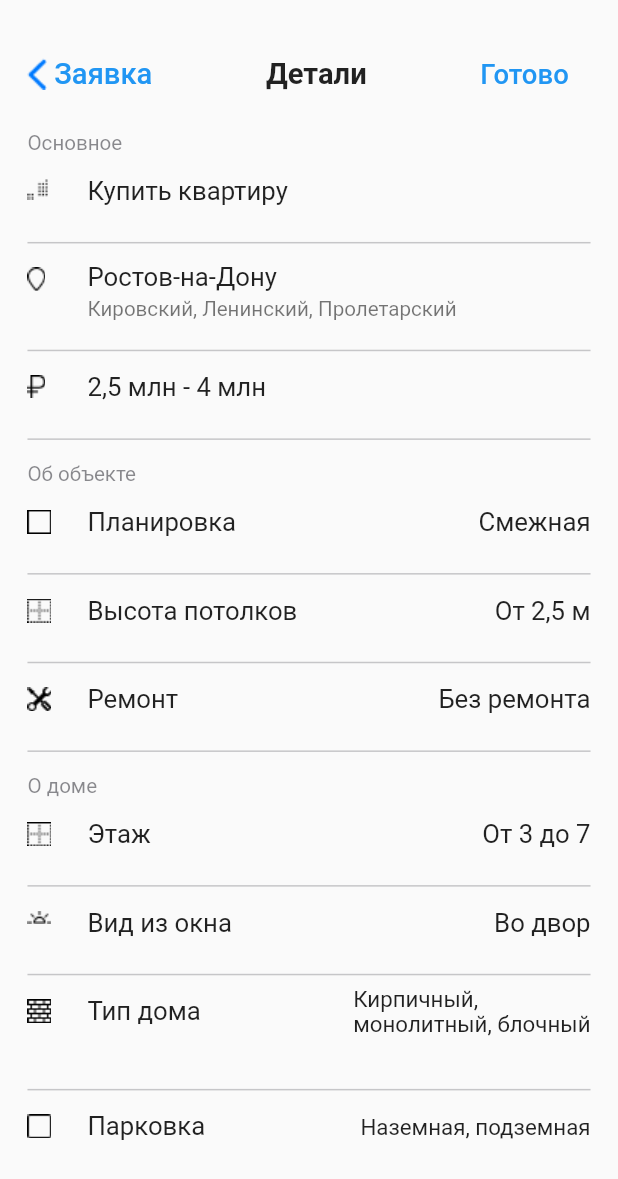
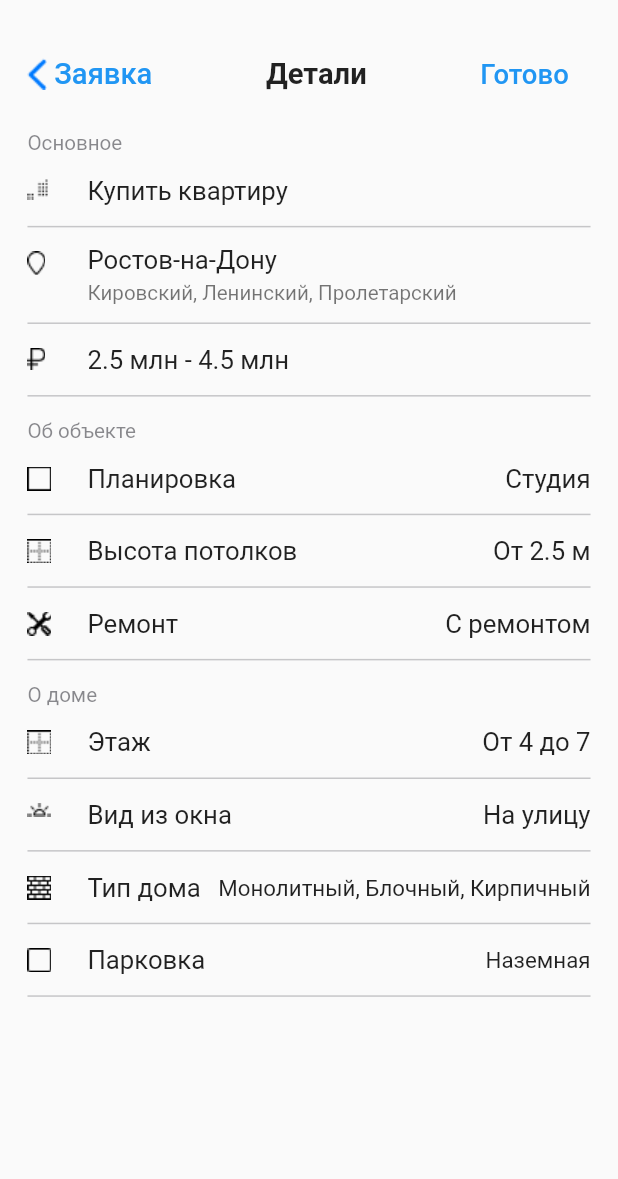
Before and after one commit to elijah-gichev/consumer_mobile_app, a Flutter app: the DetailsPage widget shown alone on an empty page, opened directly, on a phone screen of 412 x 824 dp. Shown: the top 1179 px of the screen. Run offline on Flutter 3.47's test engine with Material 2 defaults, Android fonts, the phone set to English and light mode, and no system bars; our stand-ins replace auto_route, flutter_bloc, flutter_screenutil, get_it, injectable, shared_preferences; missing offline and left inert: model_viewer_plus; accounts and stored records are empty; network calls fail.

Commit message:
updated details model and added extension on enums

```diff
--- a/lib/ui/models/details.dart
+++ b/lib/ui/models/details.dart
@@ -1,30 +1,58 @@
 class Details {
   final String city;
-  final double costFrom;
-  final double costTo;
-  final Plan plan;
+  final double costMin;
+  final double costMax;
+  final Layout layout;
   final double ceilingHeight;
   final bool isRenovated;
   final int floorMin;
   final int floorMax;
   final View windowView;
-  final HouseType houseType;
+  final List<HouseType> houseType;
+  final List<Parking> parking;
 
   Details({
     required this.city,
-    required this.costFrom,
-    required this.costTo,
-    required this.plan,
+    required this.costMin,
+    required this.costMax,
+    required this.layout,
     required this.ceilingHeight,
     required this.isRenovated,
     required this.floorMin,
     required this.floorMax,
     required this.windowView,
     required this.houseType,
+    required this.parking,
   });
+
+  Details copyWith({
+    city,
+    costMin,
+    costMax,
+    layout,
+    ceilingHeight,
+    isRenovated,
+    floorMin,
+    floorMax,
+    windowView,
+    houseType,
+    parking,
+  }) =>
+      Details(
+          city: city ?? this.city,
+          costMin: costMin ?? this.costMin,
+          costMax: costMax ?? this.costMax,
+          layout: layout ?? this.layout,
+          ceilingHeight: ceilingHeight ?? this.ceilingHeight,
+          isRenovated: isRenovated ?? this.isRenovated,
+          floorMin: floorMin ?? this.floorMin,
+          floorMax: floorMax ?? this.floorMax,
+          windowView: windowView ?? this.windowView,
+          houseType: houseType ?? this.houseType,
+          parking: parking ?? this.parking);
 }
 
-enum Plan {
+enum Layout {
   studio,
   oneRoomed,
   twoRoomed,
@@ -33,9 +61,39 @@ enum Plan {
   penthouse,
 }
 
+extension LayoutToString on Layout {
+  String get string {
+    switch (this) {
+      case Layout.studio:
+        return 'Студия';
+      case Layout.oneRoomed:
+        return '1-комнатная';
+      case Layout.twoRoomed:
+        return '2-комнатная';
+      case Layout.threeRoomed:
+        return '3-комнатная';
+      case Layout.fourRoomed:
+        return '4-комнтная';
+      case Layout.penthouse:
+        return 'Пентхаус';
+    }
+  }
+}
+
 enum View {
   outside,
   window,
+}
+
+extension ViewToString on View {
+  String get string {
+    switch (this) {
+      case View.outside:
+        return 'На улицу';
+      case View.window:
+        return 'Во двор';
+    }
+  }
 }
 
 enum HouseType {
@@ -44,8 +102,32 @@ enum HouseType {
   block,
 }
 
+extension HouseTypeToString on HouseType {
+  String get string {
+    switch (this) {
+      case HouseType.brick:
+        return 'Кирпичный';
+      case HouseType.monolithic:
+        return 'Монолитный';
+      case HouseType.block:
+        return 'Блочный';
+    }
+  }
+}
+
 enum Parking {
   ground,
   underground,
   //parallel :3
 }
+
+extension ParkingToString on Parking {
+  String get string {
+    switch (this) {
+      case Parking.ground:
+        return 'Наземная';
+      case Parking.underground:
+        return 'Подземная';
+    }
+  }
+}
--- a/lib/ui/pages/details_page/details_page.dart
+++ b/lib/ui/pages/details_page/details_page.dart
@@ -1,13 +1,39 @@
 import 'package:bavito_mobile_app/ui/models/details.dart';
 import 'package:bavito_mobile_app/ui/pages/details_page/widgets/category.dart';
 import 'package:bavito_mobile_app/ui/pages/details_page/widgets/details_tile.dart';
+import 'package:bavito_mobile_app/ui/pages/details_page/widgets/price_selection_page.dart';
 import 'package:bavito_mobile_app/utils/constants/app_colors.dart';
 import 'package:bavito_mobile_app/utils/constants/icons_reference.dart';
 import 'package:flutter/material.dart';
 import 'package:flutter_screenutil/flutter_screenutil.dart';
 
-class DetailsPage extends StatelessWidget {
+class DetailsPage extends StatefulWidget {
   const DetailsPage({Key? key}) : super(key: key);
+
+  @override
+  State<DetailsPage> createState() => _DetailsPageState();
+}
+
+class _DetailsPageState extends State<DetailsPage> {
+  late final Details details;
+
+  @override
+  void initState() {
+    details = Details(
+      city: 'Краснодар',
+      costMin: 2.5,
+      costMax: 4.5,
+      layout: Layout.studio,
+      ceilingHeight: 2.5,
+      isRenovated: true,
+      floorMin: 4,
+      floorMax: 7,
+      windowView: View.outside,
+      houseType: [HouseType.monolithic, HouseType.block, HouseType.brick],
+      parking: [Parking.ground],
+    );
+    super.initState();
+  }
 
   @override
   Widget build(BuildContext context) {
@@ -15,7 +41,9 @@ class DetailsPage extends StatelessWidget {
       DetailsTile(
         title: 'Купить квартиру',
         iconAsset: AssetIconsReference.flat,
-        onPressed: () {},
+        onPressed: () {
+          print('купили');
+        },
       ),
       separator,
       DetailsTile(
@@ -24,14 +52,14 @@ class DetailsPage extends StatelessWidget {
         iconAsset: AssetIconsReference.location,
         onPressed: () {},
       ),
-      SizedBox(
-        height: 13.h,
-      ),
       separator,
       DetailsTile(
-        title: '2,5 млн - 4 млн',
+        title: '${details.costMin} млн - ${details.costMax} млн',
         iconAsset: AssetIconsReference.rouble,
-        onPressed: () {},
+        onPressed: () {
+          showModalBottomSheet(
+              context: context, builder: (_) => const PriceSelectionPage());
+        },
       ),
       separator,
     ];
@@ -41,21 +69,21 @@ class DetailsPage extends StatelessWidget {
         title: 'Планировка',
         iconAsset: AssetIconsReference.layout,
         onPressed: () {},
-        trailing: 'Смежная', //TODO: extension написать для enum
+        trailing: details.layout.string,
       ),
       separator,
       DetailsTile(
         title: 'Высота потолков',
         iconAsset: AssetIconsReference.ceiling,
         onPressed: () {},
-        trailing: 'От 2,5 м',
+        trailing: 'От ${details.ceilingHeight} м',
       ),
       separator,
       DetailsTile(
         title: 'Ремонт',
         iconAsset: AssetIconsReference.renovation,
         onPressed: () {},
-        trailing: 'Без ремонта',
+        trailing: details.isRenovated ? 'С ремонтом' : 'Без ремонта',
       ),
       separator,
     ];
@@ -65,14 +93,14 @@ class DetailsPage extends StatelessWidget {
         title: 'Этаж',
         iconAsset: AssetIconsReference.ceiling,
         onPressed: () {},
-        trailing: 'От 3 до 7',
+        trailing: 'От ${details.floorMin} до ${details.floorMax}',
       ),
       separator,
       DetailsTile(
         title: 'Вид из окна',
         iconAsset: AssetIconsReference.sunset,
         onPressed: () {},
-        trailing: 'Во двор',
+        trailing: details.windowView.string,
       ),
       separator,
       DetailsTile(
@@ -80,7 +108,7 @@ class DetailsPage extends StatelessWidget {
         tileHeight: 78.h,
         iconAsset: AssetIconsReference.bricks,
         onPressed: () {},
-        trailing: 'Кирпичный,\nмонолитный, блочный',
+        trailing: details.houseType.map((e) => e.string).join(', '),
         trailingStyle: TextStyle(
           fontSize: 13.sp,
         ),
@@ -90,21 +118,12 @@ class DetailsPage extends StatelessWidget {
         title: 'Парковка',
         iconAsset: AssetIconsReference.parking,
         onPressed: () {},
-        trailing: 'Наземная, подземная',
+        trailing: details.parking.map((e) => e.string).join(', '),
         trailingStyle: TextStyle(
           fontSize: 13.sp,
         ),
       ),
       separator,
-      DetailsTile(
-        title: 'Парковка',
-        iconAsset: AssetIconsReference.parking,
-        onPressed: () {},
-        trailing: 'Наземная, подземная',
-        trailingStyle: TextStyle(
-          fontSize: 13.sp,
-        ),
-      ),
     ];
 
     return SizedBox(
@@ -156,18 +175,7 @@ class DetailsPage extends StatelessWidget {
                 ),
                 TextButton(
                   onPressed: () {
-                    final Details details = Details(
-                      city: 'Краснодар',
-                      costFrom: 2500000,
-                      costTo: 4500000,
-                      plan: Plan.oneRoomed,
-                      ceilingHeight: 2.5,
-                      isRenovated: true,
-                      floorMin: 4,
-                      floorMax: 7,
-                      windowView: View.outside,
-                      houseType: HouseType.monolithic,
-                    );
+                    print(details);
                   },
                   child: Text(
                     'Готово',
--- a/lib/ui/pages/details_page/widgets/details_tile.dart
+++ b/lib/ui/pages/details_page/widgets/details_tile.dart
@@ -32,8 +32,8 @@ class DetailsTile extends StatelessWidget {
   @override
   Widget build(BuildContext context) {
     return SizedBox(
-      height: tileHeight ?? 60.h,
       child: ListTile(
+        onTap: onPressed,
         horizontalTitleGap: 0.0,
         contentPadding: EdgeInsets.zero,
         dense: true,
--- a/lib/ui/pages/offers_page/offers_page.dart
+++ b/lib/ui/pages/offers_page/offers_page.dart
@@ -3,7 +3,6 @@ import 'package:bavito_mobile_app/ui/common/custom_app_bar.dart';
 import 'package:bavito_mobile_app/ui/models/client.dart';
 import 'package:bavito_mobile_app/ui/models/offer.dart';
 import 'package:bavito_mobile_app/ui/models/request.dart';
-import 'package:bavito_mobile_app/ui/pages/details_page/details_page.dart';
 import 'package:bavito_mobile_app/ui/widgets/offers_list.dart';
 import 'package:bavito_mobile_app/ui/pages/offers_page/widgets/request_card.dart';
 import 'package:bavito_mobile_app/utils/auto_router.gr.dart';
```
Also changed, not shown: lib/ui/pages/delcaration_page/declaration_page.dart (+7 -7 lines), lib/ui/pages/details_page/widgets/price_selection_page.dart (added, +105 -0 lines), 1 other file.
